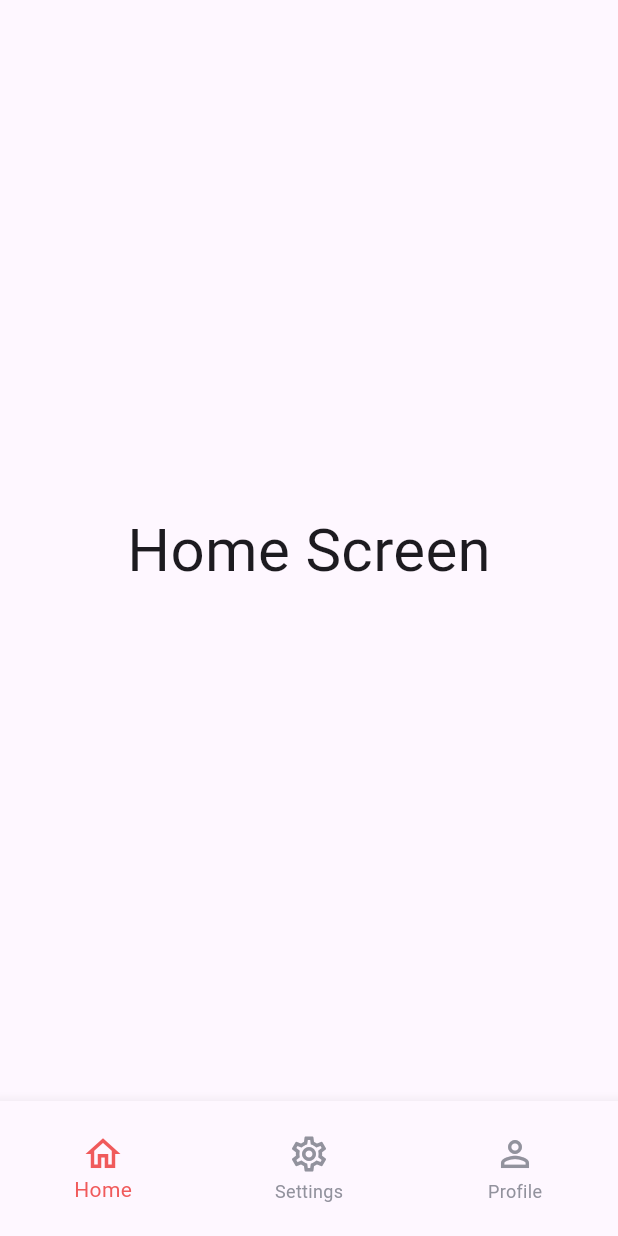
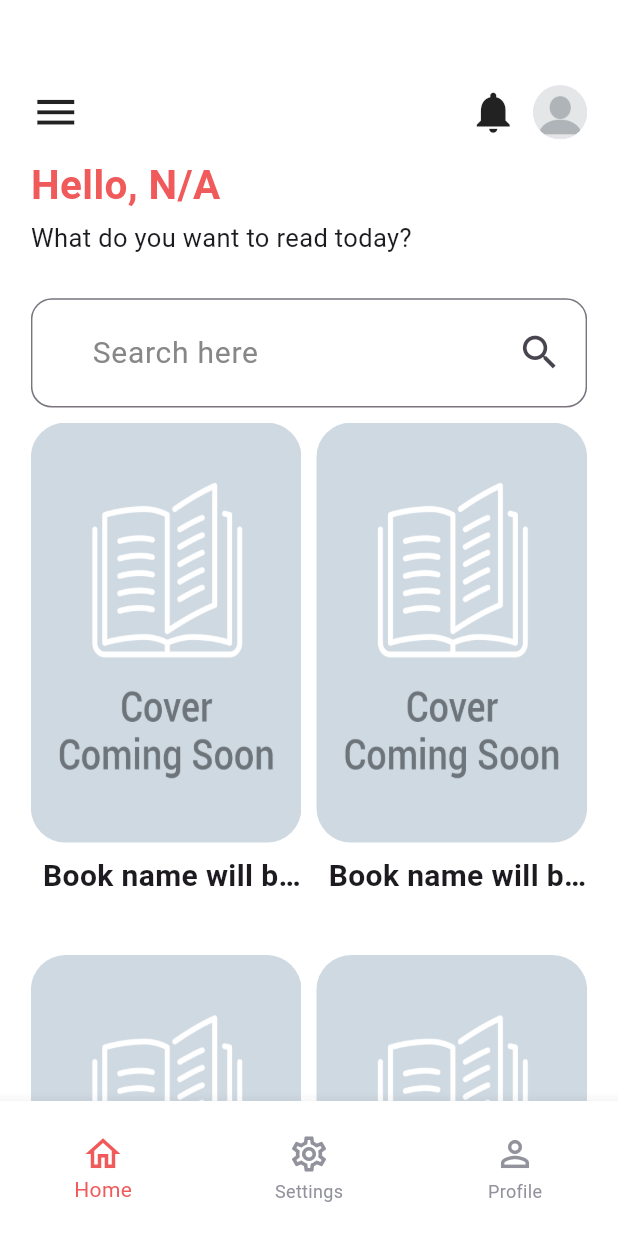
Before and after one commit to omarashour222/ebook_app, a Flutter app: the MainView screen opened directly, on a phone screen of 412 x 824 dp. Run offline on Flutter 3.47's test engine with Material 3 defaults, Android fonts, the phone set to English and light mode, and no system bars; our stand-ins replace bloc, dio, flutter_bloc, get, hive, hive_flutter; accounts and stored records are empty.

Commit message:
finished home screen ui

```diff
--- a/lib/features/home_screen/views/home_view.dart
+++ b/lib/features/home_screen/views/home_view.dart
@@ -1,17 +1,48 @@
+import 'package:ebook_app/constants.dart';
+import 'package:ebook_app/features/home_screen/widgets/grid_builder.dart';
+import 'package:ebook_app/features/home_screen/widgets/searchbar.dart';
+import 'package:ebook_app/features/home_screen/widgets/semi_appbar.dart';
+import 'package:ebook_app/features/home_screen/widgets/welcome.dart';
+import 'package:ebook_app/features/signin_screen/cubit/sign_in_cubit.dart';
 import 'package:flutter/material.dart';
+import 'package:flutter_bloc/flutter_bloc.dart';
 
 class HomeView extends StatelessWidget {
   const HomeView({super.key});
 
   @override
   Widget build(BuildContext context) {
+    final signInCubit = context.read<SignInCubit>();
+    final width = MediaQuery.of(context).size.width;
+    final height = MediaQuery.of(context).size.height;
     return Scaffold(
-      body: Center(
-        child: Text(
-          'Home Screen',
-          style: TextStyle(fontSize: 40),
-        ),
-      ),
-    );
+        backgroundColor: Colors.white,
+        body: Padding(
+          padding: EdgeInsets.only(
+            left: width * 0.05,
+            right: width * 0.05,
+          ),
+          child: SingleChildScrollView(
+            physics: BouncingScrollPhysics(),
+            child: Column(
+              crossAxisAlignment: CrossAxisAlignment.start,
+              children: [
+                SizedBox(
+                  height: height * 0.069,
+                ),
+                semiAppBar(),
+                welcome(signInCubit),
+                const SizedBox(
+                  height: 28,
+                ),
+                searchBar(height, width, context),
+                const SizedBox(
+                  height: 10,
+                ),
+                gridBuilder(),
+              ],
+            ),
+          ),
+        ));
   }
 }
--- /dev/null
+++ b/lib/features/home_screen/widgets/actual_items.dart
@@ -0,0 +1,31 @@
+import 'package:ebook_app/constants.dart';
+import 'package:flutter/material.dart';
+
+Widget actualItems() {
+  return Column(
+    crossAxisAlignment: CrossAxisAlignment.start,
+    children: [
+      SizedBox(
+        height: 280,
+        child: ClipRRect(
+          borderRadius: BorderRadius.circular(23),
+          child: Image.asset(
+            imagePath + 'book placeholder.png',
+            fit: BoxFit.fill,
+          ),
+        ),
+      ),
+      SizedBox(height: 8),
+      Padding(
+        padding: const EdgeInsets.only(left: 8),
+        child: Text(
+          'Book name will be here',
+          style: TextStyle(
+              fontWeight: FontWeight.bold,
+              fontSize: 20,
+              overflow: TextOverflow.ellipsis),
+        ),
+      ),
+    ],
+  );
+}
--- /dev/null
+++ b/lib/features/home_screen/widgets/grid_builder.dart
@@ -0,0 +1,19 @@
+import 'package:ebook_app/features/home_screen/widgets/actual_items.dart';
+import 'package:flutter/material.dart';
+
+Widget gridBuilder() {
+  return GridView.builder(
+    shrinkWrap: true,
+    physics: NeverScrollableScrollPhysics(),
+    gridDelegate: SliverGridDelegateWithFixedCrossAxisCount(
+        crossAxisCount: 2,
+        crossAxisSpacing: 10,
+        mainAxisSpacing: 5,
+        childAspectRatio: 0.8,
+        mainAxisExtent: 350),
+    itemCount: 10,
+    itemBuilder: (context, index) {
+      return actualItems();
+    },
+  );
+}
--- /dev/null
+++ b/lib/features/home_screen/widgets/searchbar.dart
@@ -0,0 +1,33 @@
+import 'package:ebook_app/constants.dart';
+import 'package:flutter/material.dart';
+
+Widget searchBar(double height, double width, BuildContext context) {
+  return TextFormField(
+      decoration: InputDecoration(
+          hintText: '   Search here',
+          hintStyle: const TextStyle(
+              color: Color.fromARGB(255, 135, 135, 135), fontSize: 20),
+          contentPadding: EdgeInsets.symmetric(
+            vertical: height * 0.026,
+            horizontal: width * 0.05,
+          ),
+          border: OutlineInputBorder(
+            borderRadius: BorderRadius.circular(14),
+          ),
+          focusedBorder: OutlineInputBorder(
+            borderSide: const BorderSide(
+              color: kPrimaryColor,
+            ),
+            borderRadius: BorderRadius.circular(14),
+          ),
+          suffixIcon: Padding(
+            padding: const EdgeInsets.only(right: 15),
+            child: Icon(
+              Icons.search,
+              size: 30,
+            ),
+          )),
+      onTapOutside: (event) {
+        FocusScope.of(context).unfocus();
+      });
+}
--- /dev/null
+++ b/lib/features/home_screen/widgets/semi_appbar.dart
@@ -0,0 +1,25 @@
+import 'package:ebook_app/constants.dart';
+import 'package:flutter/material.dart';
+
+Widget semiAppBar() {
+  return Row(
+    children: [
+      Icon(
+        Icons.menu,
+        size: 33,
+      ),
+      Spacer(),
+      Icon(
+        Icons.notifications,
+        size: 33,
+      ),
+      SizedBox(
+        width: 10,
+      ),
+      CircleAvatar(
+        backgroundImage: AssetImage(imagePath + 'profile pic placeholder.webp'),
+        radius: 18,
+      )
+    ],
+  );
+}
--- /dev/null
+++ b/lib/features/home_screen/widgets/welcome.dart
@@ -0,0 +1,26 @@
+import 'package:ebook_app/constants.dart';
+import 'package:ebook_app/features/signin_screen/cubit/sign_in_cubit.dart';
+import 'package:flutter/material.dart';
+
+Widget welcome(SignInCubit signInCubit) {
+  return Column(
+    crossAxisAlignment: CrossAxisAlignment.start,
+    children: [
+      SizedBox(
+        height: 11,
+      ),
+      Text(
+        'Hello, ${signInCubit.model.data?.name ?? 'N/A'}',
+        style: TextStyle(
+            color: kPrimaryColor, fontWeight: FontWeight.bold, fontSize: 27),
+      ),
+      SizedBox(
+        height: 4,
+      ),
+      Text(
+        'What do you want to read today?',
+        style: TextStyle(fontSize: 17),
+      ),
+    ],
+  );
+}
--- a/lib/features/main_views/views/bottom_nav.dart
+++ b/lib/features/main_views/views/bottom_nav.dart
@@ -38,6 +38,7 @@ class _MainViewState extends State<MainView> {
             },
             selectedIconTheme: IconThemeData(size: 28),
             unselectedIconTheme: IconThemeData(size: 28),
+            backgroundColor: Colors.white,
             items: [
               BottomNavigationBarItem(
                   icon: Icon(Icons.home_outlined), label: 'Home'),
--- a/lib/features/splash_screen/view/splash_view.dart
+++ b/lib/features/splash_screen/view/splash_view.dart
@@ -18,8 +18,8 @@ class SplashView extends StatelessWidget {
           backgroundColor: cubit.backgroundColor,
           body: Center(
             child: SizedBox(
-                width: width * 0.55,
-                height: height * 0.35,
+                width: width * 0.40,
+                height: height * 0.20,
                 child: Image.asset(imagePath + 'logo${cubit.chooseLogo}.png')),
           ),
         );
```
Also changed, not shown: lib/main.dart (+6 -4 lines), assets/images/book placeholder.png (added), assets/images/profile pic placeholder.webp (added).
